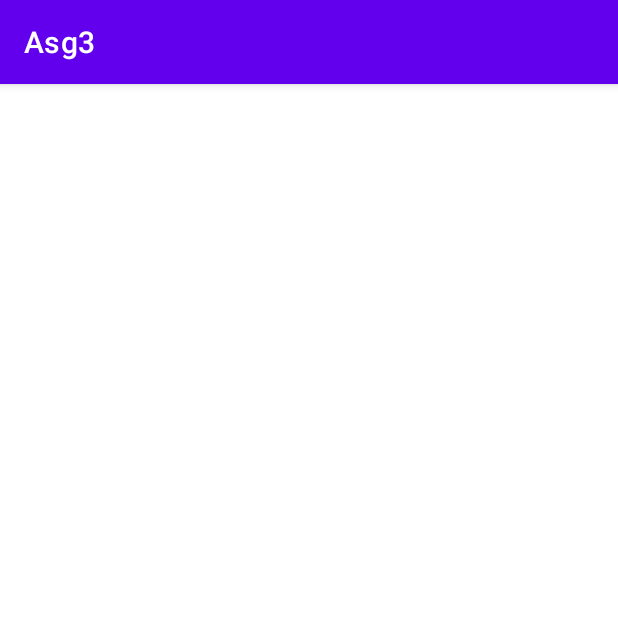
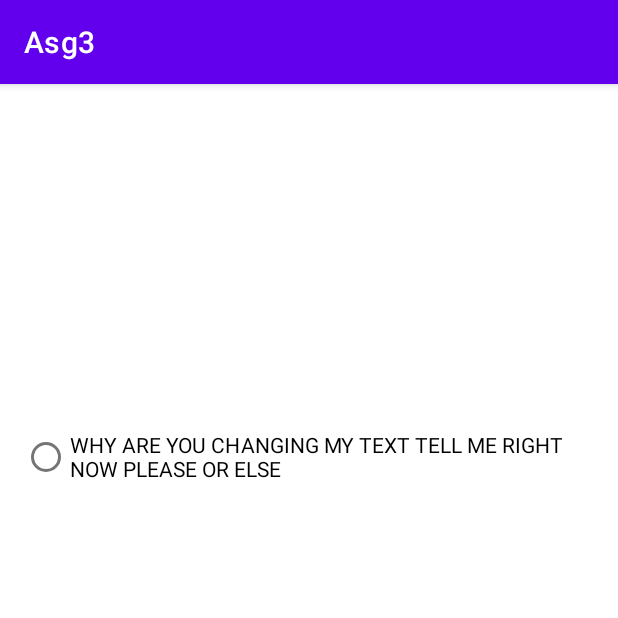
Before and after one commit to MoazShamsi/Asg3, an Android app: the quiz screen opened directly, with no data from a screen before it, on a phone screen of 412 x 824 dp, the top half of it. Run offline under Robolectric (Android 15) with nearby library versions, the phone set to English and light mode, and no system bars.

Commit message:
CHANGING TEXT RADIO BTN

```diff
--- a/app/src/main/java/com/example/asg3/quiz.java
+++ b/app/src/main/java/com/example/asg3/quiz.java
@@ -3,12 +3,16 @@ package com.example.asg3;
 import androidx.appcompat.app.AppCompatActivity;
 
 import android.os.Bundle;
+import android.widget.RadioButton;
 
 public class quiz extends AppCompatActivity {
 
+    RadioButton rd;
     @Override
     protected void onCreate(Bundle savedInstanceState) {
         super.onCreate(savedInstanceState);
         setContentView(R.layout.activity_quiz);
+        rd=(RadioButton) findViewById(R.id.radioButton2);
+        rd.setText("WHY ARE YOU CHANGING MY TEXT TELL ME RIGHT NOW PLEASE OR ELSE");
     }
 }
--- a/app/src/main/res/layout/activity_quiz.xml
+++ b/app/src/main/res/layout/activity_quiz.xml
@@ -6,4 +6,21 @@
     android:layout_height="match_parent"
     tools:context=".quiz">
 
+    <RadioGroup
+        android:layout_width="381dp"
+        android:layout_height="450dp"
+        android:layout_marginStart="14dp"
+        android:layout_marginEnd="16dp"
+        android:layout_marginBottom="93dp"
+        app:layout_constraintBottom_toBottomOf="parent"
+        app:layout_constraintEnd_toEndOf="parent"
+        app:layout_constraintStart_toStartOf="parent">
+
+        <RadioButton
+            android:id="@+id/radioButton2"
+            android:layout_width="match_parent"
+            android:layout_height="wrap_content"
+            android:text="RadioButtonaaaaaaaaaaaaaaaaaaaaaaaaaaaaaaaaaaaaaaaa" />
+
+    </RadioGroup>
 </androidx.constraintlayout.widget.ConstraintLayout>
```
